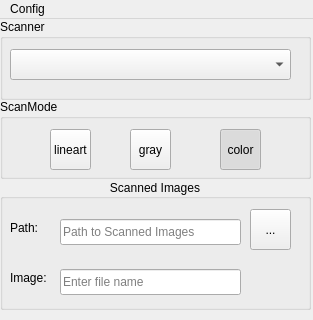
Before: the Qt Designer form mainwindow.ui in AlfredoCubitos/Scan2Folder, drawn with Qt 5; both pictures show x 0 to 313 and y 0 to 320 of the 313 by 500 pixel window.
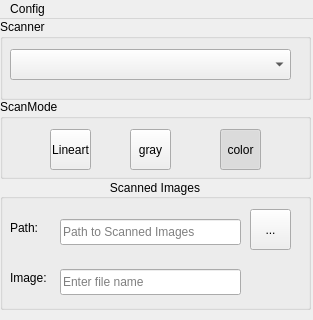
After: the same form once the commit is applied. Icons and pictures are not drawn.

The edit to the form file:
```diff
--- a/mainwindow.ui
+++ b/mainwindow.ui
@@ -87,7 +87,7 @@
       <string comment="Black&amp;White Line Mode"/>
      </property>
      <property name="text">
-      <string notr="true">lineart</string>
+      <string notr="true">Lineart</string>
      </property>
      <property name="icon">
       <iconset>
```
Left out of the diff: 30 changed lines with no effect on the pictures.
